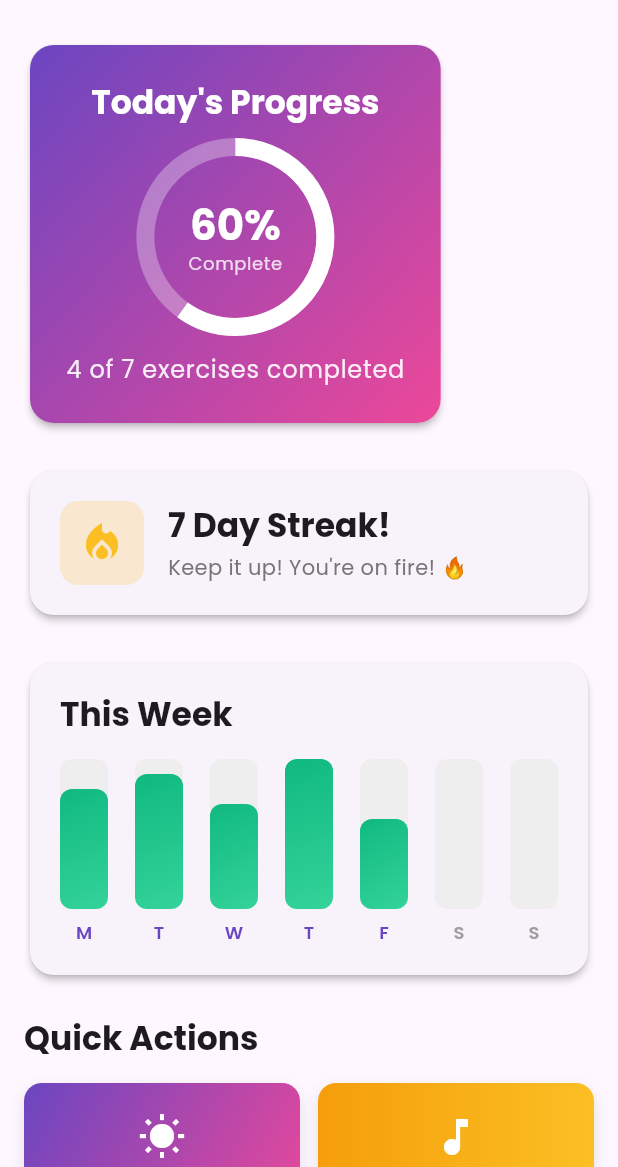
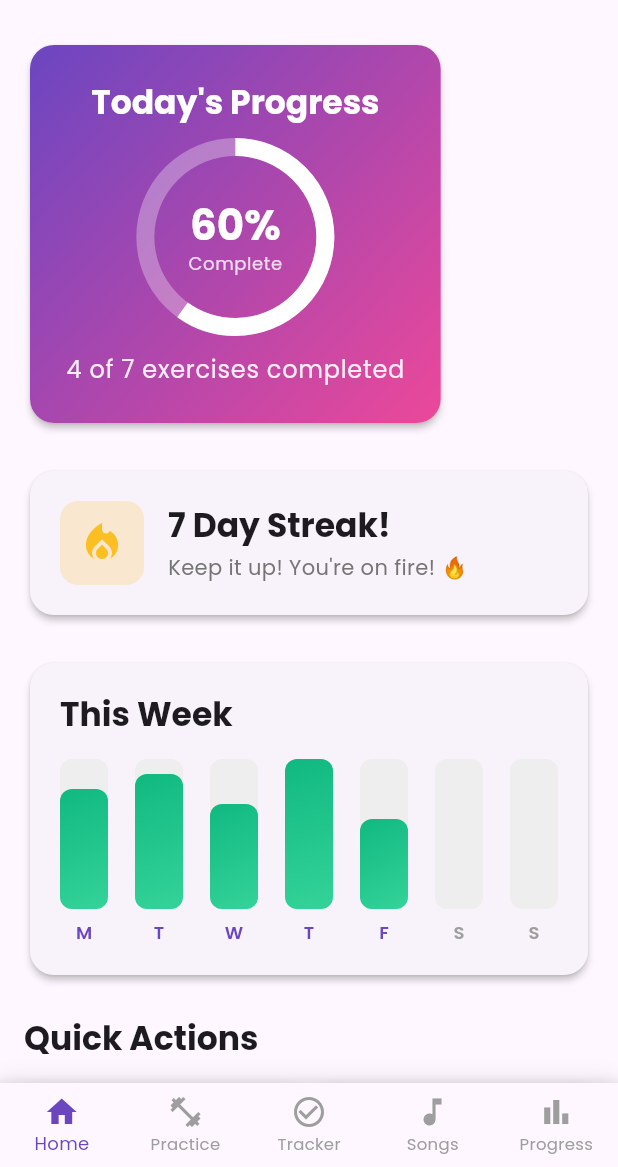
Before and after one commit to rgprince/voicecraft-app, a Flutter app: the screen it shows after launch, on a phone screen of 412 x 824 dp, the part 69-1236 px from its top. Run offline on Flutter 3.47's test engine with Material 3 defaults, Android fonts, the phone set to English and light mode, and no system bars; drawn by our look-alikes of flutter_animate; our stand-ins replace confetti, fl_chart, flutter_riverpod, google_fonts, hive, hive_flutter; accounts and stored records are empty.

Commit message:
FIX: Add bottom navigation to access all screens!
CRITICAL FIX: New screens were created but not accessible
- Added MainNavigationScreen with bottom nav bar
- 5 tabs: Home, Practice, Tracker, Songs, Progress
- Now users can actually see the Practice Library!
- Fixed navigation routing in main.dart

This was the missing piece!

```diff
--- a/lib/main.dart
+++ b/lib/main.dart
@@ -2,7 +2,7 @@ import 'package:flutter/material.dart';
 import 'package:flutter_riverpod/flutter_riverpod.dart';
 import 'package:hive_flutter/hive_flutter.dart';
 import 'utils/theme.dart';
-import 'screens/home_screen.dart';
+import 'screens/main_navigation_screen.dart';
 import 'models/practice_record.dart';
 import 'models/user_settings.dart';
 
@@ -44,7 +44,7 @@ class VoiceCraftApp extends ConsumerWidget {
       theme: AppTheme.lightTheme,
       darkTheme: AppTheme.darkTheme,
       themeMode: ThemeMode.system,
-      home: const HomeScreen(),
+      home: const MainNavigationScreen(),
     );
   }
 }
--- /dev/null
+++ b/lib/screens/main_navigation_screen.dart
@@ -0,0 +1,79 @@
+import 'package:flutter/material.dart';
+import '../utils/theme.dart';
+import 'home_screen.dart';
+import 'practice_library_screen.dart';
+import 'song_library_screen.dart';
+import 'daily_tracker_screen.dart';
+import 'progress_screen.dart';
+
+class MainNavigationScreen extends StatefulWidget {
+  const MainNavigationScreen({super.key});
+
+  @override
+  State<MainNavigationScreen> createState() => _MainNavigationScreenState();
+}
+
+class _MainNavigationScreenState extends State<MainNavigationScreen> {
+  int _currentIndex = 0;
+
+  final List<Widget> _screens = [
+    const HomeScreen(),
+    const PracticeLibraryScreen(),
+    const DailyTrackerScreen(),
+    const SongLibraryScreen(),
+    const ProgressScreen(),
+  ];
+
+  @override
+  Widget build(BuildContext context) {
+    return Scaffold(
+      body: _screens[_currentIndex],
+      bottomNavigationBar: Container(
+        decoration: BoxDecoration(
+          boxShadow: [
+            BoxShadow(
+              color: Colors.black.withOpacity(0.1),
+              blurRadius: 10,
+              offset: const Offset(0, -2),
+            ),
+          ],
+        ),
+        child: BottomNavigationBar(
+          currentIndex: _currentIndex,
+          onTap: (index) {
+            setState(() {
+              _currentIndex = index;
+            });
+          },
+          type: BottomNavigationBarType.fixed,
+          selectedItemColor: AppTheme.primaryColor,
+          unselectedItemColor: Colors.grey,
+          selectedFontSize: 12,
+          unselectedFontSize: 11,
+          items: const [
+            BottomNavigationBarItem(
+              icon: Icon(Icons.home),
+              label: 'Home',
+            ),
+            BottomNavigationBarItem(
+              icon: Icon(Icons.fitness_center),
+              label: 'Practice',
+            ),
+            BottomNavigationBarItem(
+              icon: Icon(Icons.check_circle_outline),
+              label: 'Tracker',
+            ),
+            BottomNavigationBarItem(
+              icon: Icon(Icons.music_note),
+              label: 'Songs',
+            ),
+            BottomNavigationBarItem(
+              icon: Icon(Icons.bar_chart),
+              label: 'Progress',
+            ),
+          ],
+        ),
+      ),
+    );
+  }
+}
```
